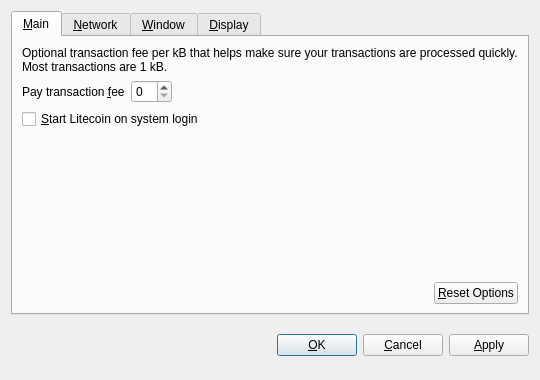
The window that src/qt/forms/optionsdialog.ui (pierce403/faircoin) describes before a commit, drawn with Qt 5.
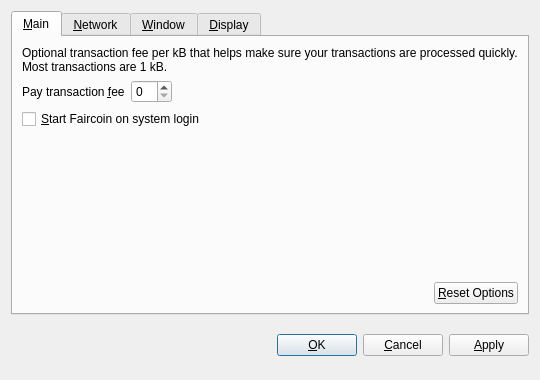
The same window after the commit. Custom widgets are drawn as their Qt base class.

Commit message: string swapping litecoin to faircoin

Diff of the .ui file:
```diff
--- a/src/qt/forms/optionsdialog.ui
+++ b/src/qt/forms/optionsdialog.ui
@@ -82,7 +82,7 @@
           <string>Automatically start Litecoin after logging in to the system.</string>
          </property>
          <property name="text">
-          <string>&amp;Start Litecoin on system login</string>
+          <string>&amp;Start Faircoin on system login</string>
          </property>
         </widget>
        </item>
```
Left out of the diff: 10 changed lines with no effect on the pictures. The commit also changes 107 other files.
